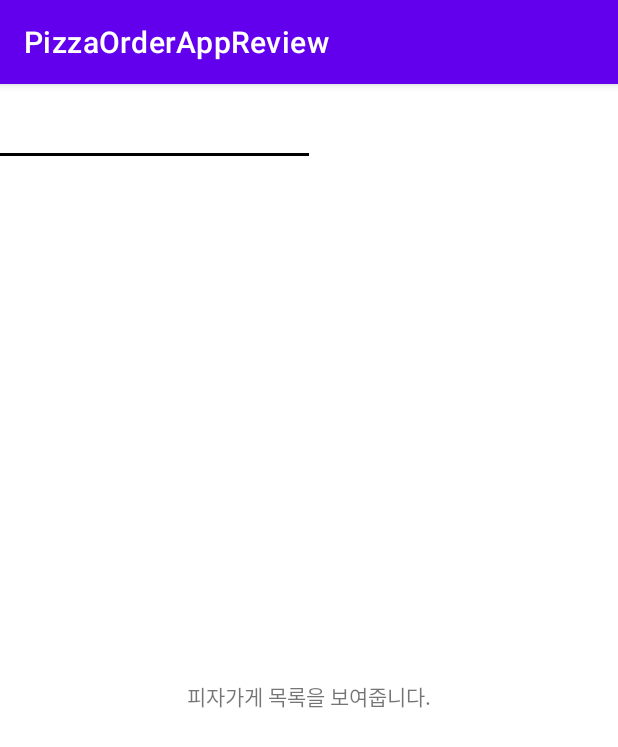
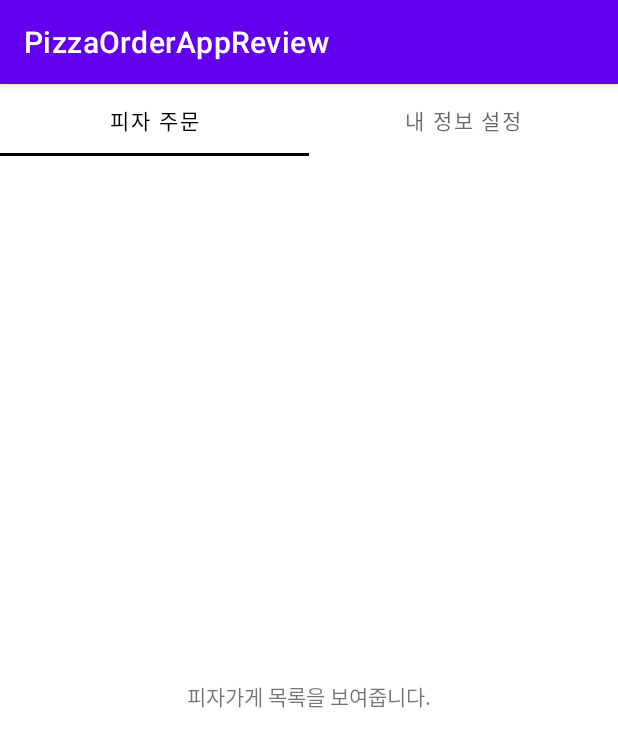
Before and after one commit to clearsky77/PizzaOrderAppReview, an Android app: the screen it shows after launch (MainActivity), on a phone screen of 412 x 824 dp. Shown: the top 747 px of the screen. Run offline under Robolectric (Android 15) with nearby library versions, the phone set to English and light mode, and no system bars.

Commit message:
탭에 제목 표시

```diff
--- a/app/src/main/java/com/clearsky77/pizzaorderappreview/adapters/MainViewPagerAdapter.kt
+++ b/app/src/main/java/com/clearsky77/pizzaorderappreview/adapters/MainViewPagerAdapter.kt
@@ -8,7 +8,12 @@ import com.clearsky77.pizzaorderappreview.fragments.PizzaStoreListFragment
 
 class MainViewPagerAdapter(fm : FragmentManager) : FragmentPagerAdapter(fm) {
 
-
+    override fun getPageTitle(position: Int): CharSequence? {
+        return when(position){
+            0 -> "피자 주문"
+            else -> "내 정보 설정"
+        }
+    }
 
     override fun getCount(): Int {
         return 2
```
